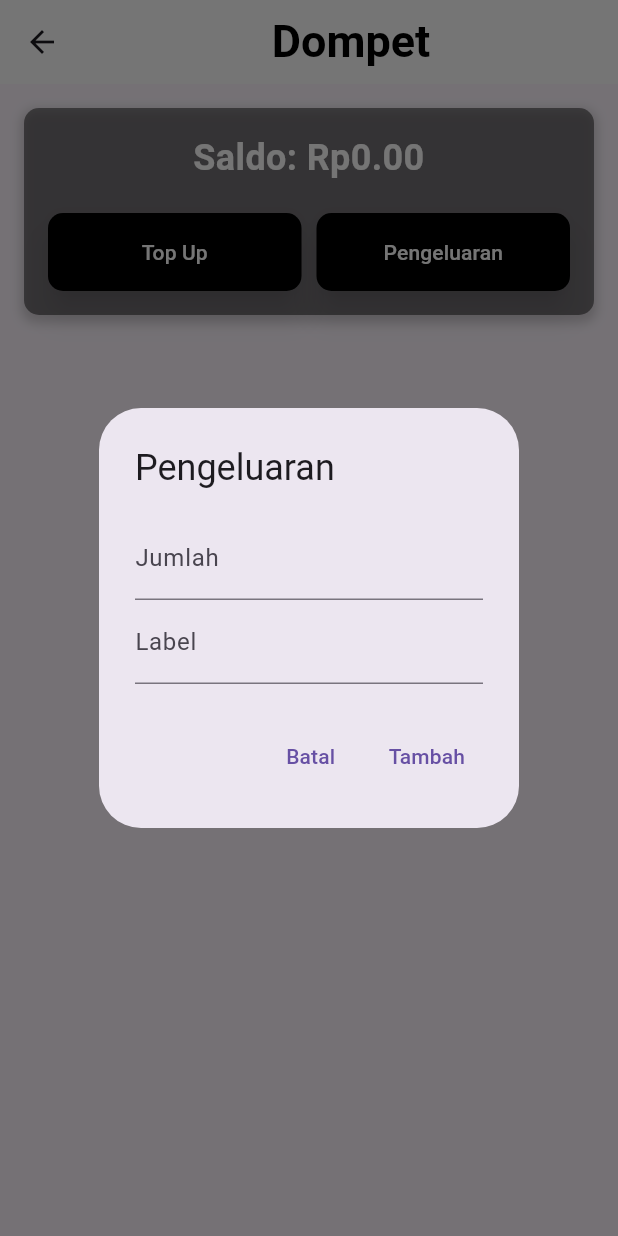
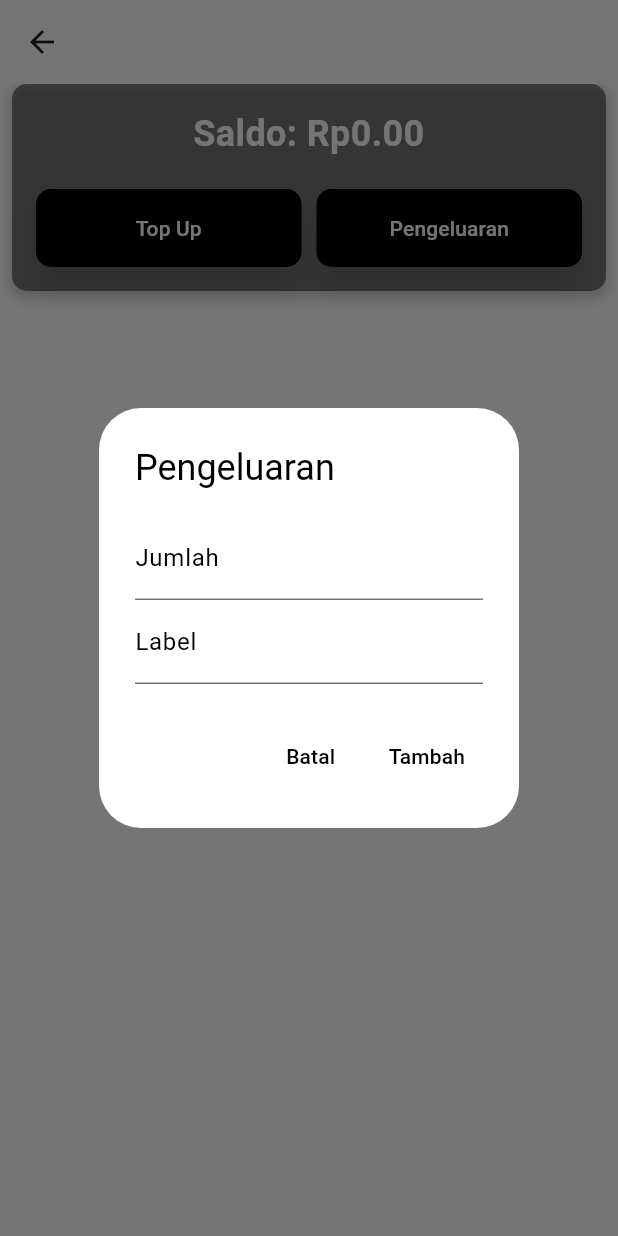
Before and after one commit to Alirzq/Car_wallet, a Flutter app: the WalletPage screen opened directly, after a tap on "Pengeluaran", on a phone screen of 412 x 824 dp. Run offline on Flutter 3.47's test engine with Material 3 defaults, Android fonts, the phone set to English and light mode, and no system bars; our stand-ins replace carousel_slider, flashy_tab_bar2, get.

Commit message:
mengubah design pada appbar lebih clean lalu topup dan pengeluaran designnya di update

```diff
--- a/lib/screens/account_page.dart
+++ b/lib/screens/account_page.dart
@@ -8,13 +8,14 @@ class AccountPage extends StatelessWidget {
   @override
   Widget build(BuildContext context) {
     return Scaffold(
+      backgroundColor: Colors.white,
       appBar: AppBar(
         title: Center(
           child: Text(
-            'Akun',
+            '',
             style: TextStyle(
               fontFamily: 'Roboto',
-              fontSize: 30,
+              fontSize: 10,
               fontWeight: FontWeight.bold,
               color: Colors.black,
             ),
--- a/lib/screens/home_page.dart
+++ b/lib/screens/home_page.dart
@@ -75,16 +75,16 @@ class HomeContent extends StatelessWidget {
               children: [
                 Center(
                   child: Text(
-                    'Home',
+                    '',
                     style: TextStyle(
                       fontFamily: 'Roboto',
-                      fontSize: 30,
+                      fontSize: 10,
                       fontWeight: FontWeight.bold,
                       color: Colors.black,
                     ),
                   ),
                 ),
-                const SizedBox(height: 10),
+                const SizedBox(height: 8),
                 CarSlider(cars: cars, currentCarIndex: currentCarIndex),
                 const SizedBox(height: 20),
                 const Text(
--- a/lib/screens/wallet_page.dart
+++ b/lib/screens/wallet_page.dart
@@ -9,10 +9,11 @@ class WalletPage extends StatelessWidget {
   @override
   Widget build(BuildContext context) {
     return Scaffold(
+      backgroundColor: Colors.white,
       appBar: AppBar(
         title: Center(
           child: Text(
-            'Dompet',
+            '',
             style: TextStyle(
               fontFamily: 'Roboto',
               fontWeight: FontWeight.bold,
@@ -25,7 +26,7 @@ class WalletPage extends StatelessWidget {
         elevation: 0, // Menghilangkan shadow bawah AppBar
       ),
       body: Padding(
-        padding: const EdgeInsets.all(16.0),
+        padding: const EdgeInsets.only(left: 8, top: 0, right: 8, bottom: 0),
         child: Column(
           children: [
             Container(
@@ -58,7 +59,6 @@ class WalletPage extends StatelessWidget {
                   SizedBox(height: 20),
                   Row(
                     children: [
-                      // Tombol Top Up
                       Expanded(
                         child: ElevatedButton(
                           style: ElevatedButton.styleFrom(
@@ -106,20 +106,31 @@ class WalletPage extends StatelessWidget {
     );
   }
 
-  void _showTopUpDialog() {
+    void _showTopUpDialog() {
     TextEditingController amountController = TextEditingController();
     Get.dialog(
       AlertDialog(
-        title: Text('Top Up'),
+        backgroundColor: Colors.white,
+        title: Text(
+          'Top Up',
+          style: TextStyle(color: Colors.black),
+        ),
         content: TextField(
           controller: amountController,
           keyboardType: TextInputType.number,
-          decoration: InputDecoration(labelText: 'Jumlah'),
+          decoration: InputDecoration(
+            labelText: 'Jumlah',
+            labelStyle: TextStyle(color: Colors.black),
+          ),
+          style: TextStyle(color: Colors.black),
         ),
         actions: [
           TextButton(
             onPressed: () => Get.back(),
-            child: Text('Batal'),
+            child: Text(
+              'Batal',
+              style: TextStyle(color: Colors.black), // Warna teks hitam
+            ),
           ),
           TextButton(
             onPressed: () {
@@ -128,7 +139,10 @@ class WalletPage extends StatelessWidget {
                 Get.back();
               }
             },
-            child: Text('Top Up'),
+            child: Text(
+              'Top Up',
+              style: TextStyle(color: Colors.black), // Warna teks hitam
+            ),
           ),
         ],
       ),
@@ -140,34 +154,53 @@ class WalletPage extends StatelessWidget {
     TextEditingController labelController = TextEditingController();
     Get.dialog(
       AlertDialog(
-        title: Text('Pengeluaran'),
+        backgroundColor: Colors.white, // Warna latar putih
+        title: Text(
+          'Pengeluaran',
+          style: TextStyle(color: Colors.black), // Warna teks hitam
+        ),
         content: Column(
           mainAxisSize: MainAxisSize.min,
           children: [
             TextField(
               controller: amountController,
               keyboardType: TextInputType.number,
-              decoration: InputDecoration(labelText: 'Jumlah'),
+              decoration: InputDecoration(
+                labelText: 'Jumlah',
+                labelStyle: TextStyle(color: Colors.black), // Warna label hitam
+              ),
+              style: TextStyle(color: Colors.black), // Warna input teks hitam
             ),
             TextField(
               controller: labelController,
-              decoration: InputDecoration(labelText: 'Label'),
+              decoration: InputDecoration(
+                labelText: 'Label',
+                labelStyle: TextStyle(color: Colors.black), // Warna label hitam
+              ),
+              style: TextStyle(color: Colors.black), // Warna input teks hitam
             ),
           ],
         ),
         actions: [
           TextButton(
             onPressed: () => Get.back(),
-            child: Text('Batal'),
+            child: Text(
+              'Batal',
+              style: TextStyle(color: Colors.black), // Warna teks hitam
+            ),
           ),
           TextButton(
             onPressed: () {
               if (amountController.text.isNotEmpty && labelController.text.isNotEmpty) {
-                walletController.addExpense(double.parse(amountController.text), labelController.text);
+                walletController.addExpense(
+                    double.parse(amountController.text), labelController.text);
                 Get.back();
               }
             },
-            child: Text('Tambah'),
+            child: Text(
+              'Tambah',
+              style: TextStyle(color: Colors.black), // Warna teks hitam
+            ),
           ),
         ],
       ),
```
Also changed, not shown: lib/screens/welcome_page.dart (+6 -5 lines).
